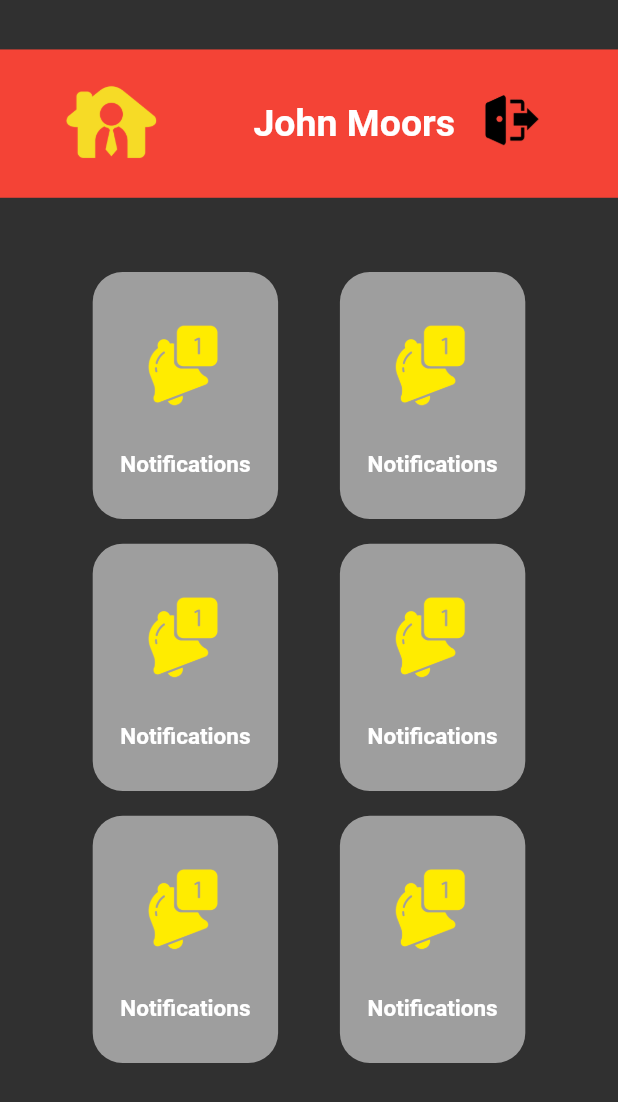
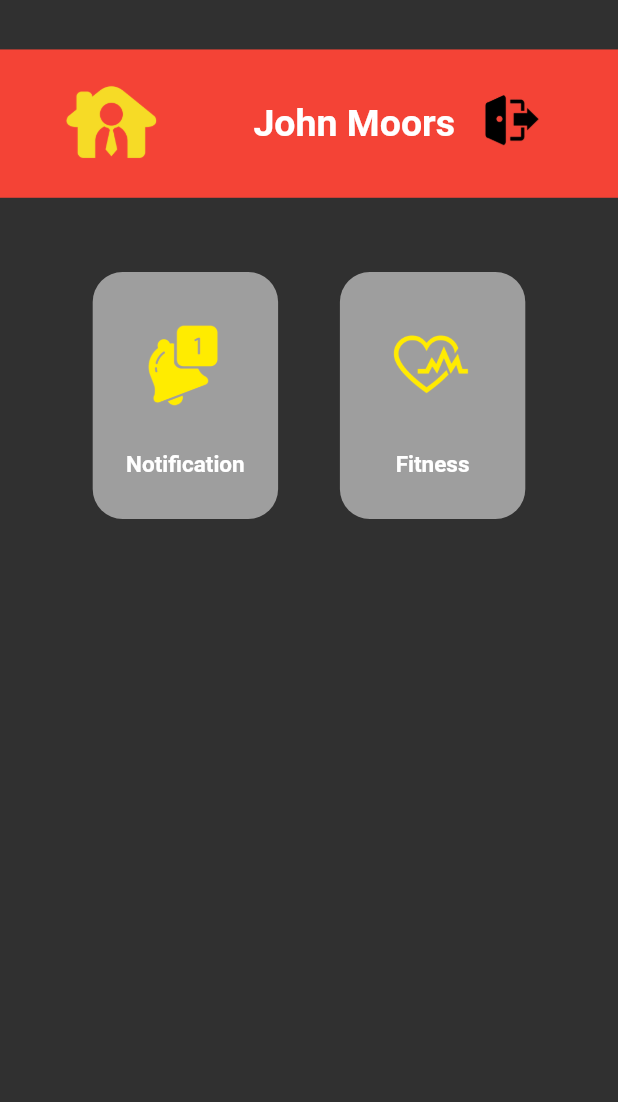
Before and after one commit to Rasi98/WFH-companion-, a Flutter app: the HomeScreen screen opened directly, on a phone screen of 412 x 824 dp. Shown: the top 1102 px of the screen. Run offline on Flutter 3.47's test engine with Material 2 defaults, Android fonts, the phone set to English and light mode, and no system bars; our stand-ins replace email_validator, firebase_auth, firebase_core; accounts and stored records are empty.

Commit message:
Card component final

```diff
--- a/wfh_companion/lib/src/app.dart
+++ b/wfh_companion/lib/src/app.dart
@@ -21,7 +21,7 @@ class App extends StatelessWidget {
           headline1: TextStyle(fontSize: 20),
           headline6: TextStyle(color:Colors.black, fontSize: 20.0,fontWeight: FontWeight.w600),
           bodyText2:TextStyle(fontSize:20.0),
-          bodyText1: TextStyle(fontSize: 20.0,color: Colors.red)
+          bodyText1: TextStyle(fontSize: 20.0,color: Colors.red)//warning alert
            )
       ),
       home: FirebaseAuth.instance.currentUser == null
--- a/wfh_companion/lib/src/component/card_component.dart
+++ b/wfh_companion/lib/src/component/card_component.dart
@@ -1,6 +1,14 @@
+import 'dart:developer';
+
 import "package:flutter/material.dart";
 
 class MainMenuCard extends StatelessWidget {
+  final String asset;
+  final String text;
+  final Function onClick;
+
+  MainMenuCard({this.asset, this.text, this.onClick});
+
   @override
   Widget build(BuildContext context) {
     return Container(
@@ -17,22 +25,19 @@ class MainMenuCard extends StatelessWidget {
             children: [
               SizedBox(width: MediaQuery.of(context).size.width * .005),
               IconButton(
-                        icon: Image.asset('assets/1.png'),
+                icon: Image.asset(asset),
                 iconSize: 95,
                 onPressed: () {},
               )
             ],
           ),
           Text(
-                    'Notifications',
+            text,
             style: TextStyle(
-                        color: Colors.white,
-                        fontWeight: FontWeight.bold,
-                        fontSize: 15),
+                color: Colors.white, fontWeight: FontWeight.bold, fontSize: 15),
           )
         ],
       ),
-
     );
   }
 }
--- a/wfh_companion/lib/src/screens/home.dart
+++ b/wfh_companion/lib/src/screens/home.dart
@@ -69,43 +69,43 @@ class HomeScreen extends StatelessWidget {
             SizedBox(
               width: MediaQuery.of(context).size.width * .15,
             ),
-            MainMenuCard(),
+            MainMenuCard(asset: "assets/1.png",text: "Notification",),
             SizedBox(
               width: MediaQuery.of(context).size.width * .1,
             ),
-            MainMenuCard()
+            MainMenuCard(asset: "assets/5.png",text: "Fitness",)
           ],
         ),
         SizedBox(
           height: MediaQuery.of(context).size.height * .02,
         ),
-        Row(
-          children: [
-            SizedBox(
-              width: MediaQuery.of(context).size.width * .15,
-            ),
-            MainMenuCard(),
-            SizedBox(
-              width: MediaQuery.of(context).size.width * .1,
-            ),
-            MainMenuCard()
-          ],
-        ),
+        // Row(
+        //   children: [
+        //     SizedBox(
+        //       width: MediaQuery.of(context).size.width * .15,
+        //     ),
+        //     MainMenuCard(),
+        //     SizedBox(
+        //       width: MediaQuery.of(context).size.width * .1,
+        //     ),
+        //     MainMenuCard()
+        //   ],
+        // ),
         SizedBox(
           height: MediaQuery.of(context).size.height * .02,
         ),
-        Row(
-          children: [
-            SizedBox(
-              width: MediaQuery.of(context).size.width * .15,
-            ),
-            MainMenuCard(),
-            SizedBox(
-              width: MediaQuery.of(context).size.width * .1,
-            ),
-            MainMenuCard()
-          ],
-        ),
+        // Row(
+        //   children: [
+        //     SizedBox(
+        //       width: MediaQuery.of(context).size.width * .15,
+        //     ),
+        //     MainMenuCard(),
+        //     SizedBox(
+        //       width: MediaQuery.of(context).size.width * .1,
+        //     ),
+        //     MainMenuCard()
+        //   ],
+        // ),
       ],
     ));
   }
```
Lines whose indentation alone changed are shown as unchanged.
